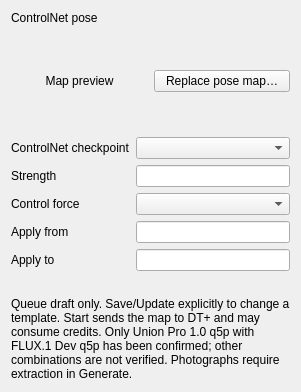
This is src/dtflow/ui/forms/queue_pose_editor.ui in djebaz/dtflow as Qt 5 draws it before an edit. The edited form follows.
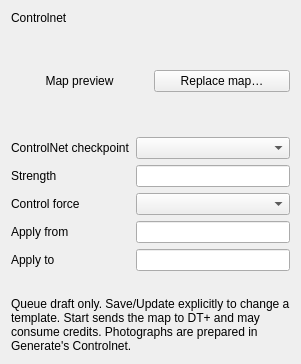
This is the edited form.

Commit message: Integrate family-based ControlNet compatibility into the desktop (#636)

The edit to the form file:
```diff
--- a/src/dtflow/ui/forms/queue_pose_editor.ui
+++ b/src/dtflow/ui/forms/queue_pose_editor.ui
@@ -5,7 +5,7 @@
   <property name="role" stdset="0"><string>card</string></property>
   <layout class="QVBoxLayout" name="queuePoseLayout">
    <item><widget class="QLabel" name="queuePoseTitle">
-    <property name="text"><string>ControlNet pose</string></property>
+    <property name="text"><string>Controlnet</string></property>
     <property name="textRole" stdset="0"><string>section</string></property>
    </widget></item>
    <item><layout class="QHBoxLayout" name="queuePoseMapRow">
@@ -20,8 +20,8 @@
      <property name="accessibleName"><string>Attached Queue pose map, read only</string></property>
     </widget></item>
     <item><widget class="QPushButton" name="replaceQueuePoseButton">
-     <property name="text"><string>Replace pose map…</string></property>
-     <property name="toolTip"><string>Select an already prepared body map. This changes only the Queue draft; no extraction, upload or generation occurs.</string></property>
+     <property name="text"><string>Replace map…</string></property>
+     <property name="toolTip"><string>Select an already prepared map of the same control type. This changes only the Queue draft; no extraction, upload or generation occurs.</string></property>
     </widget></item>
    </layout></item>
    <item><layout class="QFormLayout" name="queuePoseFields">
@@ -77,7 +77,7 @@
     <property name="state" stdset="0"><string>error</string></property>
    </widget></item>
    <item><widget class="QLabel" name="queuePoseNote">
-    <property name="text"><string>Queue draft only. Save/Update explicitly to change a template. Start sends the map to DT+ and may consume credits. Only Union Pro 1.0 q5p with FLUX.1 Dev q5p has been confirmed; other combinations are not verified. Photographs require extraction in Generate.</string></property>
+    <property name="text"><string>Queue draft only. Save/Update explicitly to change a template. Start sends the map to DT+ and may consume credits. Photographs are prepared in Generate's Controlnet.</string></property>
     <property name="wordWrap"><bool>true</bool></property>
     <property name="textRole" stdset="0"><string>secondary</string></property>
    </widget></item>
```
Left out of the diff: 12 changed lines with no effect on the pictures. The commit also changes 24 other files.
